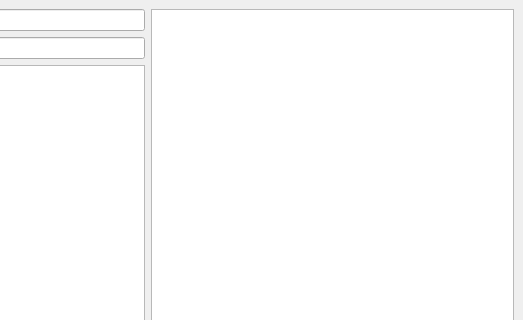
Old version of the form ui/capture_c.ui in the repository jeongjeongguk/ADB_pyQT5; both pictures show x 228 to 751 and y 0 to 320 of the 751 by 618 pixel window.
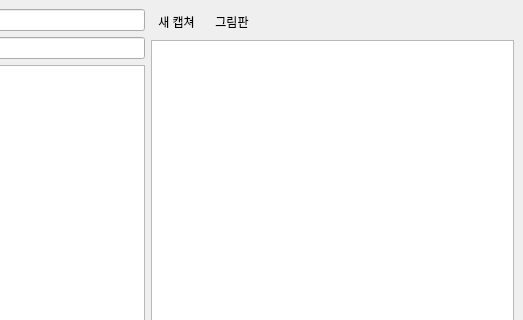
New version of the form. Icons and pictures are not drawn.

Commit message: 1. apk경로에 한글/공백 : 정규식으로 영문화 -> 안내메시지표시. 2. 이미지 편집 기능추가 : 그림판으로 해당 파일 열도록 추가.

```diff
--- a/ui/capture_c.ui
+++ b/ui/capture_c.ui
@@ -24,6 +24,8 @@
     <normaloff>:/button/icons/Folder.png</normaloff>:/button/icons/Folder.png</iconset>
   </property>
   <widget class="QWidget" name="centralwidget">
+   <layout class="QVBoxLayout" name="verticalLayout_3">
+    <item>
    <layout class="QHBoxLayout" name="horizontalLayout_4">
     <item>
      <layout class="QVBoxLayout" name="verticalLayout_2">
@@ -62,6 +64,75 @@
     </item>
     <item>
      <layout class="QVBoxLayout" name="verticalLayout">
+        <item>
+         <layout class="QHBoxLayout" name="horizontalLayout">
+          <item>
+           <widget class="QToolButton" name="newCapture">
+            <property name="text">
+             <string>새 캡쳐</string>
+            </property>
+            <property name="icon">
+             <iconset resource="capture.qrc">
+              <normaloff>:/button/icons/Capture_image.png</normaloff>:/button/icons/Capture_image.png</iconset>
+            </property>
+            <property name="iconSize">
+             <size>
+              <width>25</width>
+              <height>25</height>
+             </size>
+            </property>
+            <property name="autoRepeat">
+             <bool>false</bool>
+            </property>
+            <property name="toolButtonStyle">
+             <enum>Qt::ToolButtonTextUnderIcon</enum>
+            </property>
+            <property name="autoRaise">
+             <bool>true</bool>
+            </property>
+           </widget>
+          </item>
+          <item>
+           <widget class="QToolButton" name="link2mspaint">
+            <property name="text">
+             <string>그림판</string>
+            </property>
+            <property name="icon">
+             <iconset resource="capture.qrc">
+              <normaloff>:/button/icons/mspaint_0001.ico</normaloff>:/button/icons/mspaint_0001.ico</iconset>
+            </property>
+            <property name="iconSize">
+             <size>
+              <width>25</width>
+              <height>25</height>
+             </size>
+            </property>
+            <property name="autoRepeat">
+             <bool>false</bool>
+            </property>
+            <property name="toolButtonStyle">
+             <enum>Qt::ToolButtonTextUnderIcon</enum>
+            </property>
+            <property name="autoRaise">
+             <bool>true</bool>
+            </property>
+           </widget>
+          </item>
+          <item>
+           <spacer name="horizontalSpacer">
+            <property name="orientation">
+             <enum>Qt::Horizontal</enum>
+            </property>
+            <property name="sizeHint" stdset="0">
+             <size>
+              <width>40</width>
+              <height>20</height>
+             </size>
+            </property>
+           </spacer>
+          </item>
+         </layout>
+        </item>
       <item>
        <widget class="QGraphicsView" name="graphicsView">
         <property name="mouseTracking">
@@ -71,6 +142,8 @@
          <string/>
         </property>
        </widget>
+        </item>
+       </layout>
       </item>
      </layout>
     </item>
```
Lines whose indentation alone changed are shown as unchanged. The commit also changes 4 other files.
